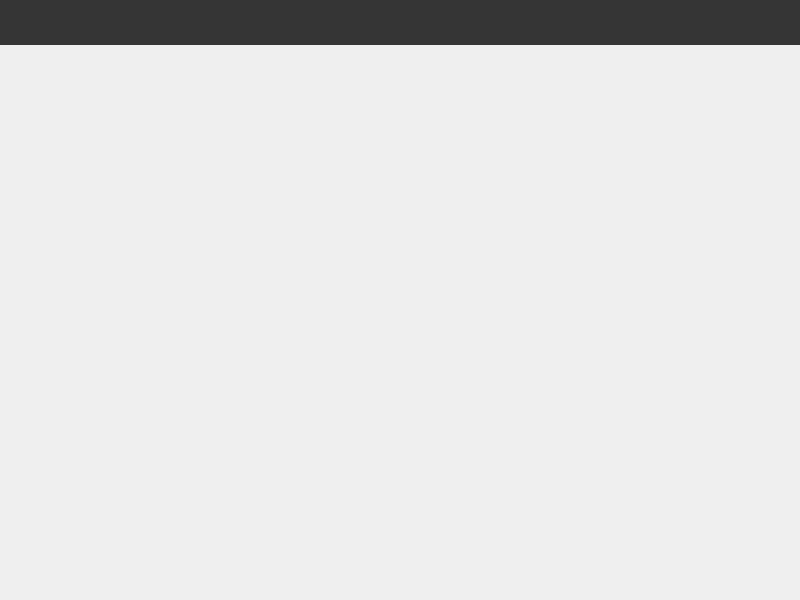
Above: code/XCJ/xviewer01/ui/xviewer.ui from WONGZEONJYU/Audio_and-_Video_Note before the change. Below: the same form after it.
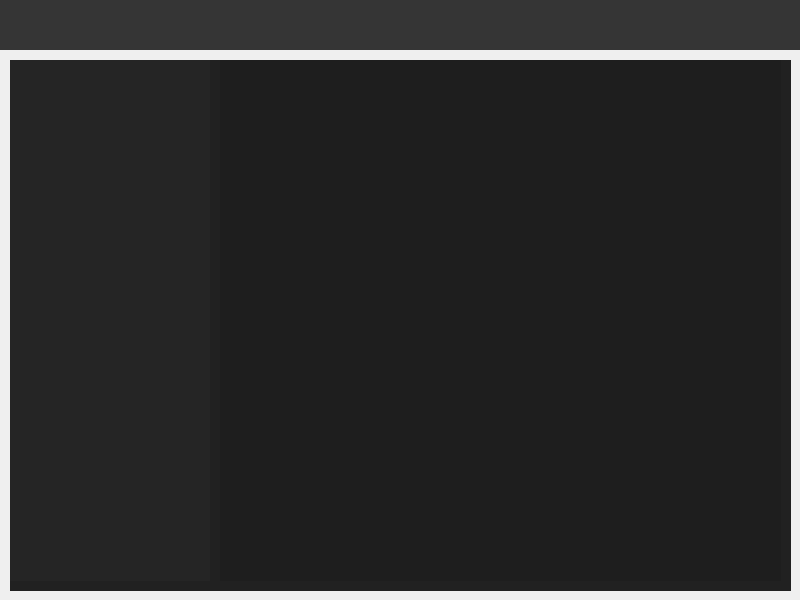
That is the form after the change. Icons and pictures are not drawn.

```diff
--- a/code/XCJ/xviewer01/ui/xviewer.ui
+++ b/code/XCJ/xviewer01/ui/xviewer.ui
@@ -31,9 +31,24 @@
 #max{
 	background-image: url(:/img/max.png);
 }
+#normal{
+	
+	background-image: url(:/img/normal.png);
+}
 #close{
 	background-image: url(:/img/close.png);
 }
+
+/*Body*/
+#body{
+	background-color: #212121;
+}
+#left{
+	background-color: #252525;
+}
+#cams{
+	background-color: #1e1e1e;
+}
 </string>
   </property>
   <widget class="QWidget" name="head" native="true">
@@ -42,9 +57,15 @@
      <x>0</x>
      <y>0</y>
      <width>800</width>
-     <height>45</height>
+     <height>50</height>
     </rect>
    </property>
+   <property name="maximumSize">
+    <size>
+     <width>16777215</width>
+     <height>50</height>
+    </size>
+   </property>
    <widget class="QWidget" name="logo" native="true">
     <property name="geometry">
      <rect>
@@ -55,11 +76,20 @@
      </rect>
     </property>
    </widget>
+   <widget class="QWidget" name="head_button" native="true">
+    <property name="geometry">
+     <rect>
+      <x>680</x>
+      <y>10</y>
+      <width>120</width>
+      <height>21</height>
+     </rect>
+    </property>
    <widget class="QPushButton" name="min">
     <property name="geometry">
      <rect>
-      <x>710</x>
-      <y>10</y>
+       <x>10</x>
+       <y>0</y>
       <width>20</width>
       <height>20</height>
      </rect>
@@ -74,8 +104,8 @@
    <widget class="QPushButton" name="max">
     <property name="geometry">
      <rect>
-      <x>740</x>
-      <y>10</y>
+       <x>50</x>
+       <y>0</y>
       <width>20</width>
       <height>20</height>
      </rect>
@@ -90,8 +120,8 @@
    <widget class="QPushButton" name="close">
     <property name="geometry">
      <rect>
-      <x>770</x>
-      <y>10</y>
+       <x>90</x>
+       <y>0</y>
       <width>20</width>
       <height>20</height>
      </rect>
@@ -101,6 +131,63 @@
     </property>
     <property name="flat">
      <bool>true</bool>
+     </property>
+    </widget>
+    <widget class="QPushButton" name="normal">
+     <property name="geometry">
+      <rect>
+       <x>50</x>
+       <y>0</y>
+       <width>20</width>
+       <height>20</height>
+      </rect>
+     </property>
+     <property name="text">
+      <string/>
+     </property>
+     <property name="flat">
+      <bool>true</bool>
+     </property>
+    </widget>
+    <zorder>min</zorder>
+    <zorder>close</zorder>
+    <zorder>normal</zorder>
+    <zorder>max</zorder>
+   </widget>
+  </widget>
+  <widget class="QWidget" name="body" native="true">
+   <property name="geometry">
+    <rect>
+     <x>10</x>
+     <y>60</y>
+     <width>781</width>
+     <height>531</height>
+    </rect>
+   </property>
+   <widget class="QWidget" name="left" native="true">
+    <property name="geometry">
+     <rect>
+      <x>0</x>
+      <y>0</y>
+      <width>200</width>
+      <height>521</height>
+     </rect>
+    </property>
+    <property name="maximumSize">
+     <size>
+      <width>200</width>
+      <height>16777215</height>
+     </size>
+    </property>
+   </widget>
+   <widget class="QWidget" name="cams" native="true">
+    <property name="geometry">
+     <rect>
+      <x>210</x>
+      <y>0</y>
+      <width>561</width>
+      <height>521</height>
+     </rect>
     </property>
    </widget>
   </widget>
```
Left out of the diff: 54 changed lines with no effect on the pictures. Lines whose indentation alone changed are shown as unchanged.
